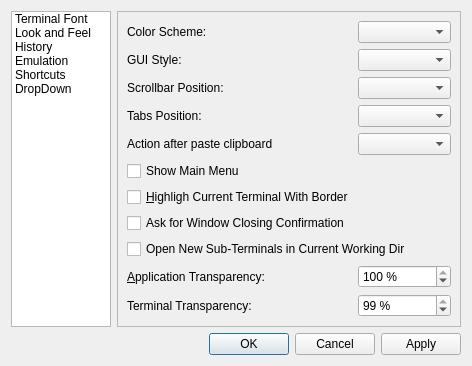
Old version of the form src/forms/propertiesdialog.ui in the repository lxqt/qterminal.
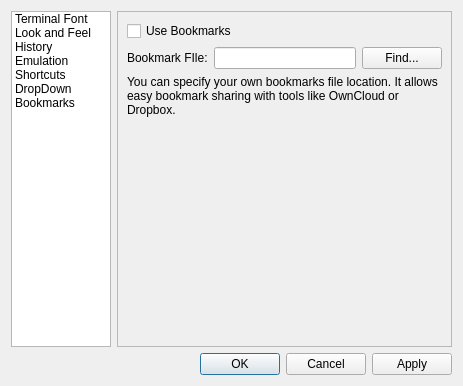
New version of the form.

Commit message: initial support for extended bookmarks (read only for now)

The edit to the form file:
```diff
--- a/src/forms/propertiesdialog.ui
+++ b/src/forms/propertiesdialog.ui
@@ -6,8 +6,8 @@
    <rect>
     <x>0</x>
     <y>0</y>
-    <width>472</width>
-    <height>360</height>
+    <width>463</width>
+    <height>386</height>
    </rect>
   </property>
   <property name="windowTitle">
@@ -74,6 +74,11 @@
        <string>DropDown</string>
       </property>
      </item>
+     <item>
+      <property name="text">
+       <string>Bookmarks</string>
+      </property>
+     </item>
     </widget>
    </item>
    <item row="0" column="1">
@@ -82,7 +87,7 @@
       <enum>QFrame::StyledPanel</enum>
      </property>
      <property name="currentIndex">
-      <number>1</number>
+      <number>6</number>
      </property>
      <widget class="QWidget" name="fontPage">
       <layout class="QGridLayout" name="gridLayout_2">
@@ -496,6 +501,61 @@
        </item>
       </layout>
      </widget>
+     <widget class="QWidget" name="page_2">
+      <layout class="QGridLayout" name="gridLayout_9">
+       <item row="2" column="0">
+        <widget class="QLabel" name="label_11">
+         <property name="text">
+          <string>You can specify your own bookmarks file location. It allows easy bookmark sharing with tools like OwnCloud or Dropbox.</string>
+         </property>
+         <property name="wordWrap">
+          <bool>true</bool>
+         </property>
+        </widget>
+       </item>
+       <item row="1" column="0">
+        <layout class="QHBoxLayout" name="horizontalLayout">
+         <item>
+          <widget class="QLabel" name="label_10">
+           <property name="text">
+            <string>Bookmark FIle:</string>
+           </property>
+          </widget>
+         </item>
+         <item>
+          <widget class="QLineEdit" name="bookmarksLineEdit"/>
+         </item>
+         <item>
+          <widget class="QPushButton" name="openBookmarksButton">
+           <property name="text">
+            <string>Find...</string>
+           </property>
+          </widget>
+         </item>
+        </layout>
+       </item>
+       <item row="0" column="0">
+        <widget class="QCheckBox" name="useBookmarksCheckBox">
+         <property name="text">
+          <string>Use Bookmarks</string>
+         </property>
+        </widget>
+       </item>
+       <item row="3" column="0">
+        <spacer name="verticalSpacer_6">
+         <property name="orientation">
+          <enum>Qt::Vertical</enum>
+         </property>
+         <property name="sizeHint" stdset="0">
+          <size>
+           <width>20</width>
+           <height>40</height>
+          </size>
+         </property>
+        </spacer>
+       </item>
+      </layout>
+     </widget>
     </widget>
    </item>
   </layout>
```
The commit also changes 10 other files.
